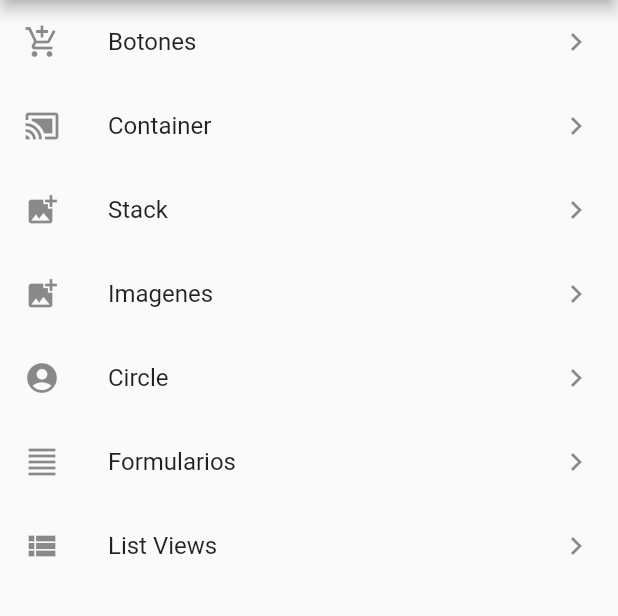
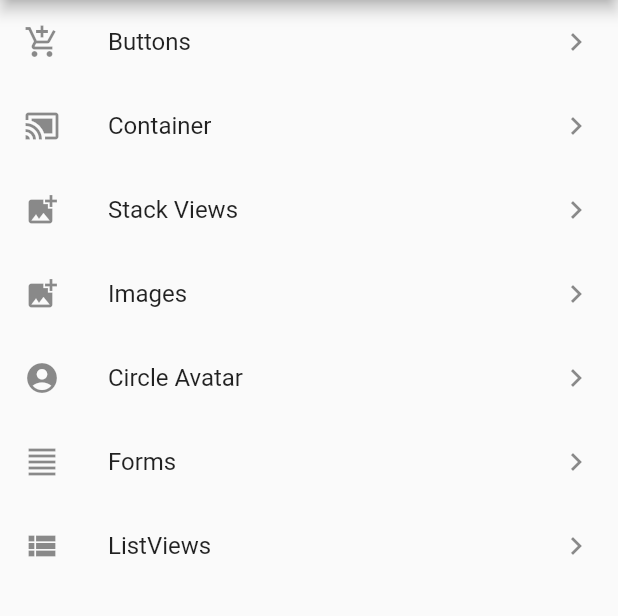
Before and after one commit to ConociendoFlutter/widgets_flutter_app, a Flutter app: the screen it shows after launch, on a phone screen of 412 x 824 dp, the part 84-700 px from its top. Run offline on Flutter 3.47's test engine with Material 2 defaults, Android fonts, the phone set to English and light mode, and no system bars.

Commit message:
Add Refactor codes

```diff
--- a/lib/main.dart
+++ b/lib/main.dart
@@ -17,6 +17,7 @@ class MyApp extends StatelessWidget {
   Widget build(BuildContext context) {
     return MaterialApp(
       title: 'Material App',
+      debugShowCheckedModeBanner: false,
       initialRoute: 'home',
       routes: {
         'home': (BuildContext context) => HomePage(),
--- a/lib/src/pages/cards_page.dart
+++ b/lib/src/pages/cards_page.dart
@@ -32,7 +32,7 @@ class CardsPage extends StatelessWidget {
         padding: EdgeInsets.all(20),
         child: Column(
           children: <Widget>[
-            Text('Mi priemra Card',
+            Text('Mi primera Card',
                 style: TextStyle(
                     fontWeight: FontWeight.bold,
                     fontSize: 20,
--- a/lib/src/pages/home_page.dart
+++ b/lib/src/pages/home_page.dart
@@ -14,7 +14,7 @@ class HomePage extends StatelessWidget {
                 Navigator.pushNamed(context, 'botones');
               },
               leading: Icon(Icons.add_shopping_cart),
-              title: Text('Botones'),
+              title: Text('Buttons'),
               trailing: Icon(Icons.keyboard_arrow_right),
             ),
             ListTile(
@@ -30,7 +30,7 @@ class HomePage extends StatelessWidget {
                 Navigator.pushNamed(context, 'stack');
               },
               leading: Icon(Icons.add_photo_alternate),
-              title: Text('Stack'),
+              title: Text('Stack Views'),
               trailing: Icon(Icons.keyboard_arrow_right),
             ),
             ListTile(
@@ -38,7 +38,7 @@ class HomePage extends StatelessWidget {
                 Navigator.pushNamed(context, 'images');
               },
               leading: Icon(Icons.add_photo_alternate),
-              title: Text('Imagenes'),
+              title: Text('Images'),
               trailing: Icon(Icons.keyboard_arrow_right),
             ),
             ListTile(
@@ -46,7 +46,7 @@ class HomePage extends StatelessWidget {
                 Navigator.pushNamed(context, 'circle');
               },
               leading: Icon(Icons.account_circle),
-              title: Text('Circle'),
+              title: Text('Circle Avatar'),
               trailing: Icon(Icons.keyboard_arrow_right),
             ),
             ListTile(
@@ -54,7 +54,7 @@ class HomePage extends StatelessWidget {
                 Navigator.pushNamed(context, 'formulario');
               },
               leading: Icon(Icons.format_align_justify),
-              title: Text('Formularios'),
+              title: Text('Forms'),
               trailing: Icon(Icons.keyboard_arrow_right),
             ),
             ListTile(
@@ -62,7 +62,7 @@ class HomePage extends StatelessWidget {
                 Navigator.pushNamed(context, 'listview');
               },
               leading: Icon(Icons.view_list),
-              title: Text('List Views'),
+              title: Text('ListViews'),
               trailing: Icon(Icons.keyboard_arrow_right),
             ),
           ],
--- a/lib/src/pages/stack_page.dart
+++ b/lib/src/pages/stack_page.dart
@@ -42,8 +42,8 @@ class StackPage extends StatelessWidget {
               bottomRight: Radius.circular(20),
             ),
             child: Container(
-              height: 150,
-              width: 150,
+              height: 200,
+              width: 200,
               color: Colors.yellowAccent,
             ),
           ),
```
